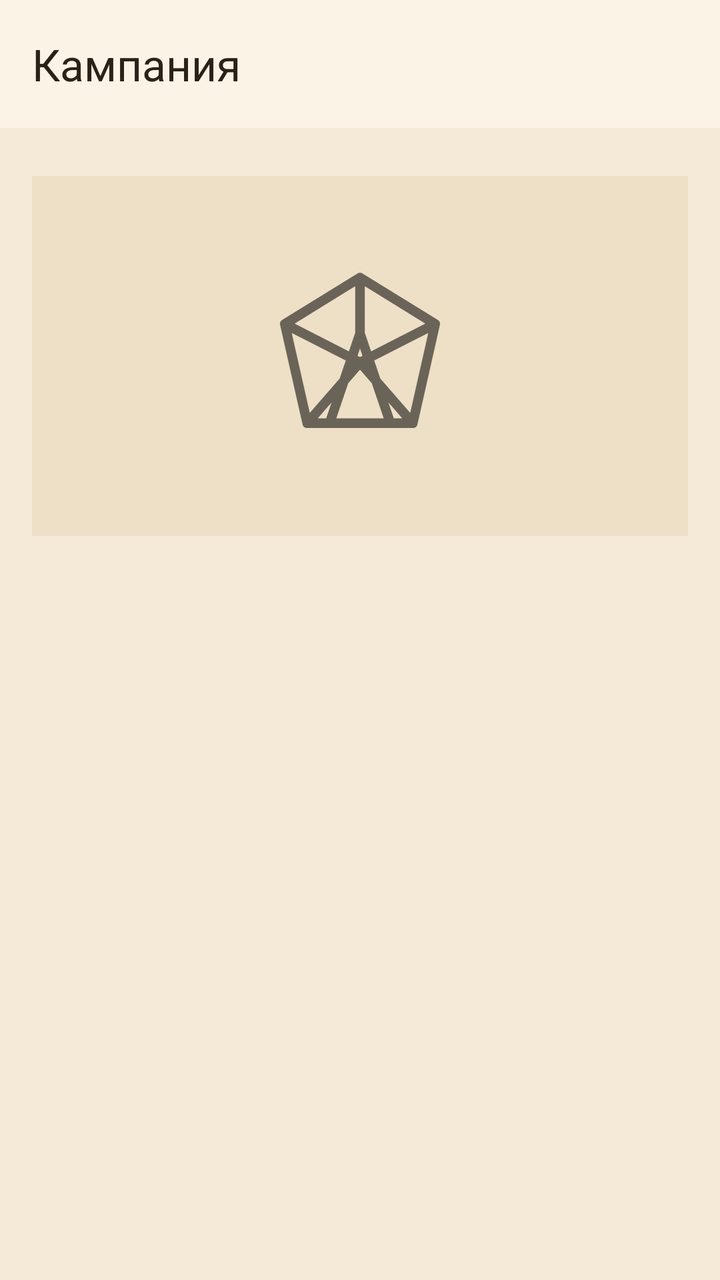
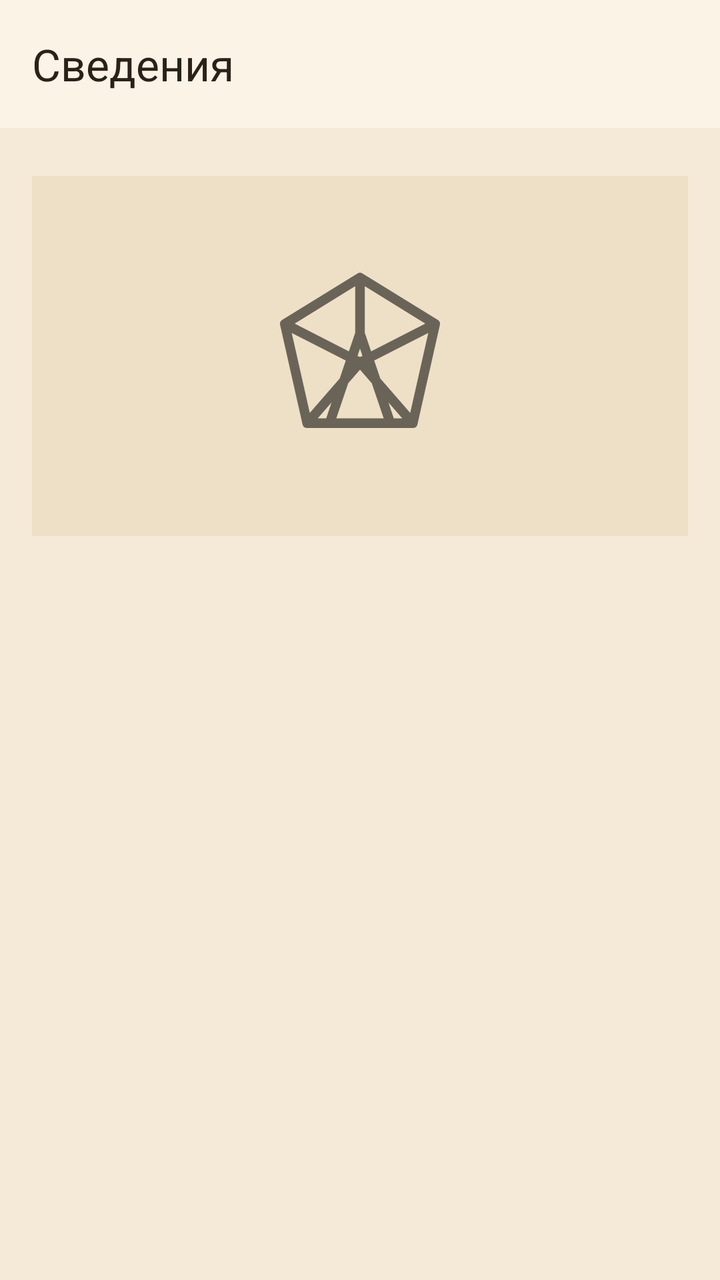

Compare the two renders of this Android layout. The source of the first and the diff that turns it into the second are given below.
<!-- AndroidManifest.xml: application theme Theme.DnDMemory -->
<!-- res/layout/activity_campaign_info.xml -->
<?xml version="1.0" encoding="utf-8"?>
<LinearLayout xmlns:android="http://schemas.android.com/apk/res/android"
    xmlns:app="http://schemas.android.com/apk/res-auto"
    android:layout_width="match_parent"
    android:layout_height="match_parent"
    android:orientation="vertical">

    <com.google.android.material.appbar.MaterialToolbar
        android:id="@+id/campaign_info_toolbar"
        style="@style/Widget.DnDMemory.Toolbar"
        android:layout_width="match_parent"
        android:layout_height="?attr/actionBarSize"
        app:title="@string/campaign_info_title" />

    <HorizontalScrollView
        android:layout_width="match_parent"
        android:layout_height="wrap_content"
        android:scrollbars="none"
        android:paddingHorizontal="12dp">

        <com.google.android.material.chip.ChipGroup
            android:id="@+id/campaign_info_sections"
            android:layout_width="wrap_content"
            android:layout_height="wrap_content"
            android:paddingBottom="8dp"
            app:selectionRequired="true"
            app:singleLine="true"
            app:singleSelection="true" />
    </HorizontalScrollView>

    <androidx.core.widget.NestedScrollView
        android:layout_width="match_parent"
        android:layout_height="0dp"
        android:layout_weight="1"
        android:clipToPadding="false"
        android:paddingBottom="12dp">

        <LinearLayout
            android:layout_width="match_parent"
            android:layout_height="wrap_content"
            android:orientation="vertical"
            android:padding="16dp">

            <LinearLayout
                android:id="@+id/campaign_info_main_section"
                android:layout_width="match_parent"
                android:layout_height="wrap_content"
                android:orientation="vertical">

                <FrameLayout
                    android:layout_width="match_parent"
                    android:layout_height="180dp"
                    android:background="@color/colorSurfaceVariant">

                    <ImageView
                        android:id="@+id/campaign_info_photo"
                        android:layout_width="match_parent"
                        android:layout_height="match_parent"
                        android:contentDescription="@string/campaign_info_title"
                        android:scaleType="centerCrop"
                        android:visibility="gone" />

                    <ImageView
                        android:id="@+id/campaign_info_placeholder"
                        android:layout_width="96dp"
                        android:layout_height="96dp"
                        android:layout_gravity="center"
                        android:alpha="0.55"
                        android:contentDescription="@string/campaign_info_title"
                        android:src="@drawable/ic_d20" />
                </FrameLayout>

                <TextView
                    android:id="@+id/campaign_info_name"
                    android:layout_width="match_parent"
                    android:layout_height="wrap_content"
                    android:layout_marginTop="12dp"
                    android:textAppearance="?attr/textAppearanceHeadlineSmall" />

                <TextView
                    android:id="@+id/campaign_info_description"
                    android:layout_width="match_parent"
                    android:layout_height="wrap_content"
                    android:layout_marginTop="6dp"
                    android:textAppearance="?attr/textAppearanceBodyMedium" />

                <com.google.android.material.button.MaterialButton
                    android:id="@+id/campaign_info_edit"
                    style="?attr/materialButtonOutlinedStyle"
                    android:layout_width="match_parent"
                    android:layout_height="wrap_content"
                    android:layout_marginTop="20dp"
                    android:text="@string/campaign_info_edit"
                    android:visibility="gone" />
            </LinearLayout>

            <LinearLayout
                android:id="@+id/campaign_info_members_section"
                android:layout_width="match_parent"
                android:layout_height="wrap_content"
                android:orientation="vertical"
                android:visibility="gone">

                <TextView
                    android:layout_width="match_parent"
                    android:layout_height="wrap_content"
                    android:text="@string/tab_members"
                    android:textAppearance="?attr/textAppearanceTitleMedium" />

                <LinearLayout
                    android:id="@+id/campaign_info_members"
                    android:layout_width="match_parent"
                    android:layout_height="wrap_content"
                    android:layout_marginTop="8dp"
                    android:orientation="vertical" />

                <com.google.android.material.button.MaterialButton
                    android:id="@+id/campaign_info_manage_members"
                    style="?attr/materialButtonOutlinedStyle"
                    android:layout_width="match_parent"
                    android:layout_height="wrap_content"
                    android:layout_marginTop="12dp"
                    android:text="@string/members_manage"
                    android:visibility="gone" />
            </LinearLayout>

            <LinearLayout
                android:id="@+id/campaign_info_dictionaries_section"
                android:layout_width="match_parent"
                android:layout_height="wrap_content"
                android:orientation="vertical"
                android:visibility="gone">

                <TextView
                    android:layout_width="match_parent"
                    android:layout_height="wrap_content"
                    android:text="@string/campaign_dictionaries_title"
                    android:textAppearance="?attr/textAppearanceTitleMedium" />

                <TextView
                    android:layout_width="match_parent"
                    android:layout_height="wrap_content"
                    android:layout_marginTop="4dp"
                    android:text="@string/campaign_dictionaries_hint"
                    android:textAppearance="?attr/textAppearanceBodySmall" />

                <LinearLayout
                    android:id="@+id/campaign_info_dictionaries"
                    android:layout_width="match_parent"
                    android:layout_height="wrap_content"
                    android:layout_marginTop="8dp"
                    android:orientation="vertical" />
            </LinearLayout>

            <LinearLayout
                android:id="@+id/campaign_info_sync_section"
                android:layout_width="match_parent"
                android:layout_height="wrap_content"
                android:orientation="vertical"
                android:visibility="gone">

                <TextView
                    android:layout_width="match_parent"
                    android:layout_height="wrap_content"
                    android:text="@string/campaign_sync_title"
                    android:textAppearance="?attr/textAppearanceTitleMedium" />

                <TextView
                    android:id="@+id/campaign_info_sync_text"
                    android:layout_width="match_parent"
                    android:layout_height="wrap_content"
                    android:layout_marginTop="8dp"
                    android:textAppearance="?attr/textAppearanceBodyMedium" />
            </LinearLayout>

            <LinearLayout
                android:id="@+id/campaign_info_actions_section"
                android:layout_width="match_parent"
                android:layout_height="wrap_content"
                android:orientation="vertical"
                android:visibility="gone">

                <TextView
                    android:layout_width="match_parent"
                    android:layout_height="wrap_content"
                    android:text="@string/campaign_actions_title"
                    android:textAppearance="?attr/textAppearanceTitleMedium" />

                <TextView
                    android:layout_width="match_parent"
                    android:layout_height="wrap_content"
                    android:layout_marginTop="4dp"
                    android:text="@string/campaign_actions_hint"
                    android:textAppearance="?attr/textAppearanceBodySmall" />

                <com.google.android.material.button.MaterialButton
                    android:id="@+id/campaign_info_delete"
                    style="?attr/materialButtonOutlinedStyle"
                    android:layout_width="match_parent"
                    android:layout_height="wrap_content"
                    android:layout_marginTop="16dp"
                    android:text="@string/campaign_info_delete"
                    android:visibility="gone" />
            </LinearLayout>
        </LinearLayout>
    </androidx.core.widget.NestedScrollView>
</LinearLayout>
<!-- resources referenced by this layout -->
<resources>
  <color name="colorSurfaceVariant">#EEE0C6</color>
  <!-- drawable ic_d20 (drawable) -->
  <?xml version="1.0" encoding="utf-8"?>
  <vector xmlns:android="http://schemas.android.com/apk/res/android"
      android:width="96dp"
      android:height="96dp"
      android:viewportWidth="24"
      android:viewportHeight="24">
      <path
          android:fillColor="@android:color/transparent"
          android:pathData="M12,2.2 21.4,8 18.6,20.4H5.4L2.6,8zM12,2.2 12,9.2M21.4,8 12,12.8 2.6,8M18.6,20.4 12,12.8 5.4,20.4M12,9.2 8.2,20.4M12,9.2 15.8,20.4"
          android:strokeColor="#FF000000"
          android:strokeLineCap="round"
          android:strokeLineJoin="round"
          android:strokeWidth="1.2" />
  </vector>
  <string name="campaign_actions_hint">Необратимые действия с кампанией</string>
  <string name="campaign_actions_title">Действия</string>
  <string name="campaign_dictionaries_hint">Разрешённые значения для этой кампании</string>
  <string name="campaign_dictionaries_title">Справочники</string>
  <string name="campaign_info_delete">Удалить кампанию</string>
  <string name="campaign_info_edit">Редактировать кампанию</string>
  <string name="campaign_info_title">Кампания</string>
  <string name="campaign_sync_title">Синхронизация</string>
  <string name="members_manage">Управление участниками</string>
  <string name="tab_members">Участники</string>
  <style name="Widget.DnDMemory.Toolbar" parent="Widget.Material3.Toolbar">
          <item name="android:background">?attr/colorSurface</item>
          <item name="titleTextColor">?attr/colorOnSurface</item>
      </style>
  <style name="Theme.DnDMemory" parent="Theme.Material3.DayNight.NoActionBar">
          <item name="colorPrimary">@color/colorPrimary</item>
          <item name="colorPrimaryDark">@color/colorPrimaryDark</item>
          <item name="colorOnPrimary">@color/colorOnPrimary</item>
          <item name="colorPrimaryContainer">@color/colorPrimaryContainer</item>
          <item name="colorOnPrimaryContainer">@color/colorOnPrimaryContainer</item>
          <item name="colorSecondary">@color/colorSecondary</item>
          <item name="colorOnSecondary">@color/colorOnSecondary</item>
          <item name="colorSurface">@color/colorSurface</item>
          <item name="colorOnSurface">@color/colorOnSurface</item>
          <item name="colorSurfaceVariant">@color/colorSurfaceVariant</item>
          <item name="colorOnSurfaceVariant">@color/colorOnSurfaceVariant</item>
          <item name="android:colorBackground">@color/colorBackground</item>
          <item name="colorOnBackground">@color/colorOnBackground</item>
          <item name="colorError">@color/colorError</item>
          <item name="colorOnError">@color/colorOnError</item>
          <item name="colorOutline">@color/colorOutline</item>
          <item name="android:statusBarColor">@color/colorPrimaryDark</item>
          <item name="android:navigationBarColor">@color/colorBackground</item>
          <item name="android:windowBackground">@color/colorBackground</item>
      </style>
  <color name="colorPrimary">#8A6A3B</color>
  <color name="colorPrimaryDark">#5E4525</color>
  <color name="colorOnPrimary">#FFF7EA</color>
  <color name="colorPrimaryContainer">#EBDCC2</color>
  <color name="colorOnPrimaryContainer">#3A2A14</color>
  <color name="colorSecondary">#B98B2E</color>
  <color name="colorOnSecondary">#FFF8EA</color>
  <color name="colorSurface">#FBF4E6</color>
  <color name="colorOnSurface">#2A2118</color>
  <color name="colorOnSurfaceVariant">#57493A</color>
  <color name="colorBackground">#F4EAD7</color>
  <color name="colorOnBackground">#2A2118</color>
  <color name="colorError">#A3231C</color>
  <color name="colorOnError">#FFFFFF</color>
  <color name="colorOutline">#8C7B63</color>
</resources>

<!-- the commit's change to res/layout/activity_campaign_info.xml (unified diff, before → after) -->
@@ -85,6 +85,15 @@
                     android:textAppearance="?attr/textAppearanceBodyMedium" />
 
                 <com.google.android.material.button.MaterialButton
+                    android:id="@+id/campaign_info_invites"
+                    style="?attr/materialButtonOutlinedStyle"
+                    android:layout_width="match_parent"
+                    android:layout_height="wrap_content"
+                    android:layout_marginTop="12dp"
+                    android:text="@string/action_invite"
+                    android:visibility="gone" />
+
+                <com.google.android.material.button.MaterialButton
                     android:id="@+id/campaign_info_edit"
                     style="?attr/materialButtonOutlinedStyle"
                     android:layout_width="match_parent"
<!-- resource entries referenced after the edit -->
@@ -16,13 +16,14 @@
           android:strokeLineJoin="round"
           android:strokeWidth="1.2" />
   </vector>
+  <string name="action_invite">Приглашения</string>
   <string name="campaign_actions_hint">Необратимые действия с кампанией</string>
   <string name="campaign_actions_title">Действия</string>
   <string name="campaign_dictionaries_hint">Разрешённые значения для этой кампании</string>
   <string name="campaign_dictionaries_title">Справочники</string>
   <string name="campaign_info_delete">Удалить кампанию</string>
   <string name="campaign_info_edit">Редактировать кампанию</string>
-  <string name="campaign_info_title">Кампания</string>
+  <string name="campaign_info_title">Сведения</string>
   <string name="campaign_sync_title">Синхронизация</string>
   <string name="members_manage">Управление участниками</string>
   <string name="tab_members">Участники</string>
